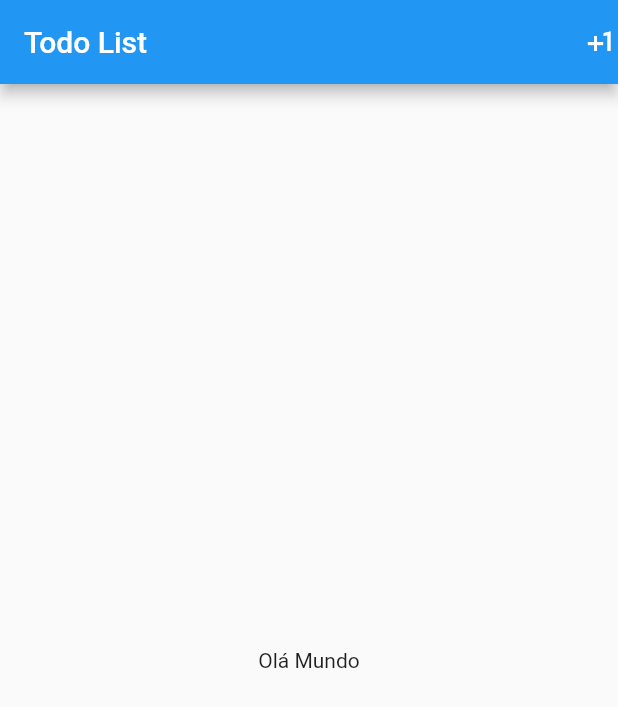
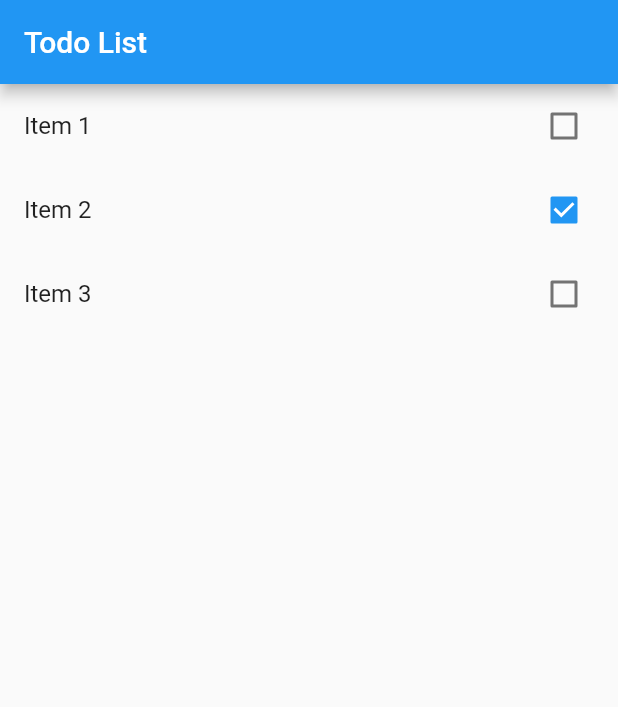
Before and after one commit to williamdrums/todoapp, a Flutter app: the screen it shows after launch, on a phone screen of 412 x 824 dp. Shown: the top 707 px of the screen. Run offline on Flutter 3.47's test engine with Material 2 defaults, Android fonts, the light colour scheme and no system bars.

Commit message:
criando lista de itens

```diff
--- a/lib/main.dart
+++ b/lib/main.dart
@@ -1,3 +1,4 @@
+import 'package:apptodo/models/item.dart';
 import 'package:flutter/material.dart';
 // import 'package:flutter/cupertino.dart';
 
@@ -16,28 +17,43 @@ class App extends StatelessWidget {
       theme: ThemeData(
         primarySwatch: Colors.blue,
       ),
-      home: HomePage(
-        key: key,
+      home: HomePage(),
+    );
+  }
+}
+
+class HomePage extends StatefulWidget {
+  var items = [];
+
+  HomePage() {
+    items = [];
+    items.add(Item(title: "Item 1", done: false));
+    items.add(Item(title: "Item 2", done: true));
+    items.add(Item(title: "Item 3", done: false));
+  }
+
+  @override
+  State<HomePage> createState() => _HomePageState();
+}
+
+class _HomePageState extends State<HomePage> {
+  @override
+  Widget build(BuildContext context) {
+    return Scaffold(
+      appBar: AppBar(title: const Text("Todo List")),
+      body: ListView.builder(
+        itemCount: widget.items.length,
+        itemBuilder: (BuildContext context, int index) {
+          final item = widget.items[index];
+
+          return CheckboxListTile(
+            title: Text(item.title),
+            key: Key(item.title),
+            value: item.done,
+            onChanged: (value) {},
+          );
+        },
       ),
     );
   }
 }
-
-class HomePage extends StatelessWidget {
-  const HomePage({Key? key}) : super(key: key);
-
-  @override
-  Widget build(BuildContext context) {
-    return Scaffold(
-      appBar: AppBar(
-        title: Text("Todo List"),
-        actions: <Widget>[
-          Icon(Icons.plus_one),
-        ],
-      ),
-      body: Container(
-        child: Center(child: const Text("Olá Mundo")),
-      ),
-    );
-  }
-}
--- /dev/null
+++ b/lib/models/item.dart
@@ -0,0 +1,18 @@
+class Item {
+  String? title;
+  bool? done;
+
+  Item({this.title, this.done});
+
+  Item.fromJson(Map<String, dynamic> json) {
+    title = json['title'];
+    done = json['done'];
+  }
+
+  Map<String, dynamic> toJson() {
+    final Map<String, dynamic> data = new Map<String, dynamic>();
+    data['title'] = title;
+    data['done'] = done;
+    return data;
+  }
+}
```
Also changed, not shown: 1 other file.
